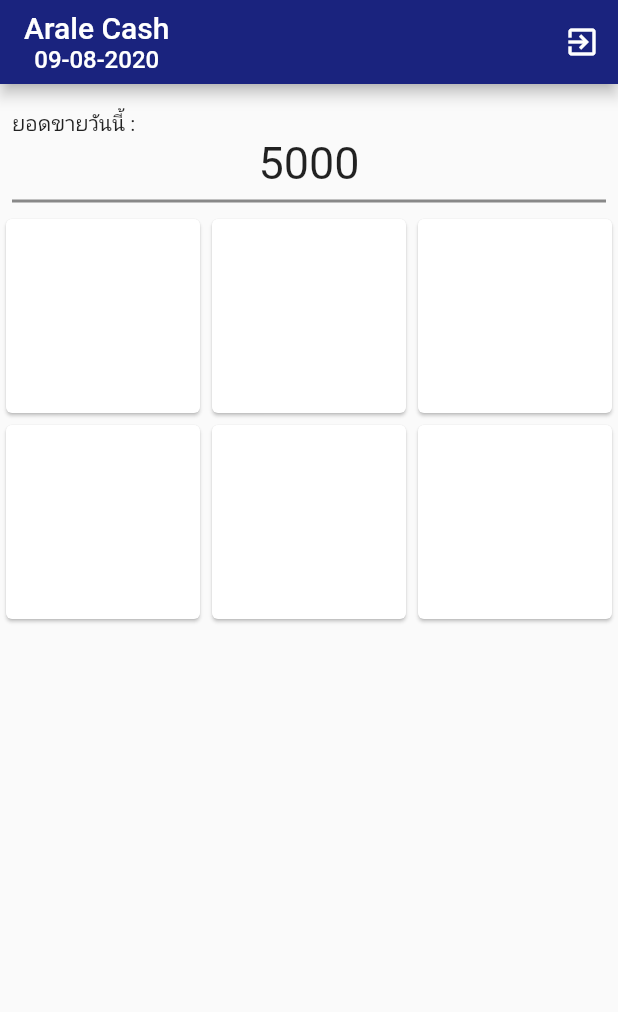
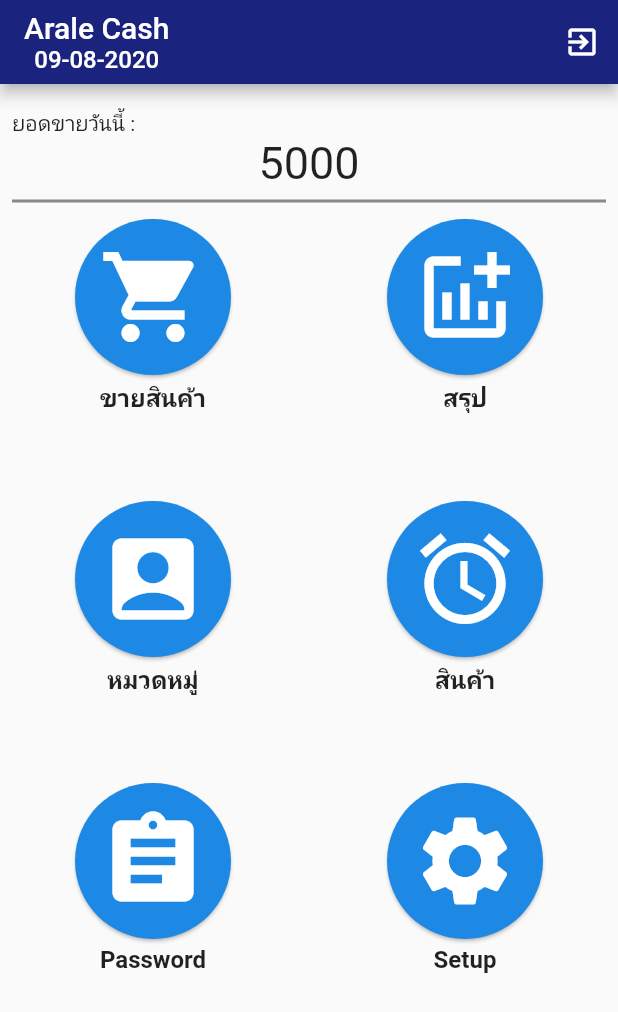
Before and after one commit to masterUNG/UngMarker, a Flutter app: the Cash screen opened directly, on a phone screen of 412 x 824 dp. Shown: the top 1012 px of the screen. Run offline on Flutter 3.47's test engine with Material 2 defaults, Android fonts, the phone set to English and light mode, and no system bars; our stand-ins replace dio, google_fonts, shared_preferences; accounts and stored records are empty; network calls fail.

Commit message:
Nav Success

```diff
--- a/lib/widget/cash.dart
+++ b/lib/widget/cash.dart
@@ -8,6 +8,12 @@ import 'package:shared_preferences/shared_preferences.dart';
 import 'package:ungmarker/models/user_model.dart';
 import 'package:ungmarker/utility/my_constant.dart';
 import 'package:ungmarker/widget/authen.dart';
+import 'package:ungmarker/widget/page0.dart';
+import 'package:ungmarker/widget/page1.dart';
+import 'package:ungmarker/widget/page2.dart';
+import 'package:ungmarker/widget/page3.dart';
+import 'package:ungmarker/widget/page4.dart';
+import 'package:ungmarker/widget/page5.dart';
 
 class Cash extends StatefulWidget {
   final UserModel userModel;
@@ -39,6 +45,8 @@ class _CashState extends State<Cash> {
     'Setup'
   ];
 
+  List<Widget> widgets = [Page0(), Page1(), Page2(), Page3(), Page4(), Page5()];
+
   @override
   void initState() {
     // TODO: implement initState
@@ -60,13 +68,15 @@ class _CashState extends State<Cash> {
   @override
   Widget build(BuildContext context) {
     return Scaffold(
-      body: Column(
+      body: SingleChildScrollView(
+        child: Column(
           children: [
             buildTitle(),
             buildCash(),
             buildDivider(),
             buildCatigory(),
           ],
+        ),
       ),
       appBar: AppBar(
         backgroundColor: Colors.indigo.shade900,
@@ -109,7 +119,19 @@ class _CashState extends State<Cash> {
 
     int index = 0;
     for (var title in titles) {
-      Widget widget = Card();
+      Widget widget = Column(
+        mainAxisSize: MainAxisSize.min,
+        children: [
+          creratdMyCard(index),
+          Text(
+            title,
+            style: TextStyle(
+              fontSize: 16,
+              fontWeight: FontWeight.bold,
+            ),
+          )
+        ],
+      );
       lists.add(widget);
       index++;
     }
@@ -117,10 +139,42 @@ class _CashState extends State<Cash> {
     return lists;
   }
 
-  Widget buildCatigory() => GridView.extent(shrinkWrap: true,
+  Widget creratdMyCard(int index) {
+    return GestureDetector(
+      onTap: () {
+        print('index = $index');
+        Navigator.push(
+            context,
+            MaterialPageRoute(
+              builder: (context) => widgets[index],
+            ));
+      },
+      child: Card(
+        shape: RoundedRectangleBorder(
+          borderRadius: BorderRadius.circular(100),
+        ),
+        color: Colors.blue.shade600,
+        child: Container(
+          padding: EdgeInsets.all(16),
+          child: Icon(
+            iconDatas[index],
+            size: 72,
+            color: Colors.white,
+          ),
+        ),
+      ),
+    );
+  }
+
+  Widget buildCatigory() => Container(
+        margin: EdgeInsets.only(left: 8, right: 8),
+        child: GridView.extent(
+          crossAxisSpacing: 20,
+          shrinkWrap: true,
           physics: ScrollPhysics(),
-        maxCrossAxisExtent: 200,
+          maxCrossAxisExtent: 180,
           children: createCards(),
+        ),
       );
 
   Widget buildDivider() {
```
Also changed, not shown: lib/widget/page0.dart (added, +17 -0 lines), lib/widget/page1.dart (added, +18 -0 lines), lib/widget/page2.dart (added, +18 -0 lines), lib/widget/page3.dart (added, +18 -0 lines), lib/widget/page4.dart (added, +17 -0 lines), lib/widget/page5.dart (added, +17 -0 lines), 2 other files. Lines whose indentation alone changed are shown as unchanged.
